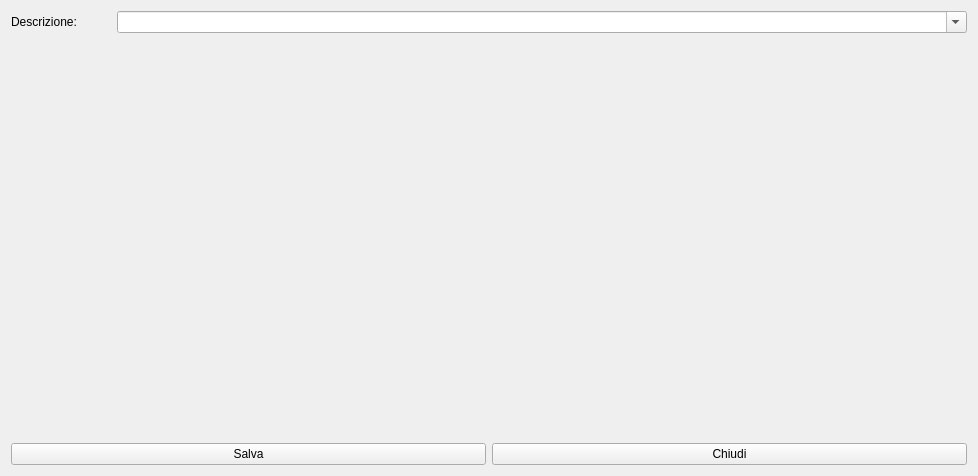
Before: the Qt Designer form hgroups.ui in fblabs/hamlet-mod-sancon, drawn with Qt 5.
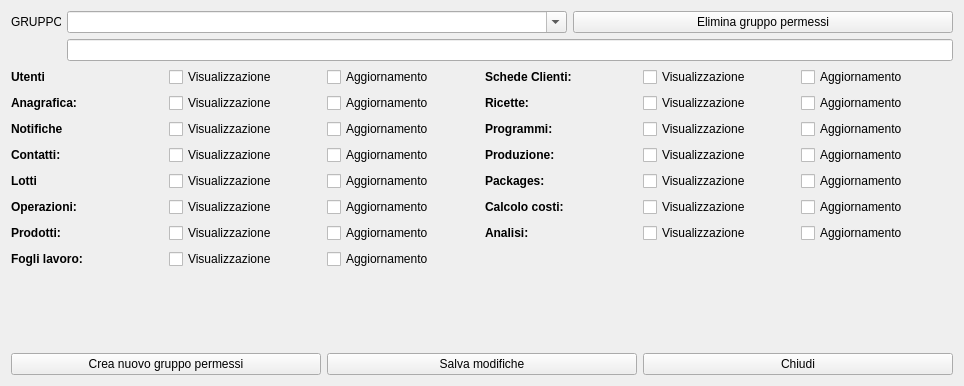
After: the same form once the commit is applied. Icons and pictures are not drawn.

Diff of the .ui file:
```diff
--- a/hgroups.ui
+++ b/hgroups.ui
@@ -9,8 +9,8 @@
    <rect>
     <x>0</x>
     <y>0</y>
-    <width>978</width>
-    <height>476</height>
+    <width>964</width>
+    <height>386</height>
    </rect>
   </property>
   <property name="windowTitle">
@@ -20,37 +20,502 @@
    <iconset resource="icons.qrc">
     <normaloff>:/Resources/Users64.png</normaloff>:/Resources/Users64.png</iconset>
   </property>
-  <layout class="QVBoxLayout" name="verticalLayout">
+  <layout class="QVBoxLayout" name="verticalLayout_2">
+   <item>
+    <layout class="QVBoxLayout" name="verticalLayout">
+     <item>
+      <layout class="QGridLayout" name="gridLayout_3">
+       <item row="0" column="1">
+        <widget class="QComboBox" name="cbGruppi">
+         <property name="minimumSize">
+          <size>
+           <width>500</width>
+           <height>0</height>
+          </size>
+         </property>
+         <property name="maximumSize">
+          <size>
+           <width>500</width>
+           <height>16777215</height>
+          </size>
+         </property>
+         <property name="editable">
+          <bool>true</bool>
+         </property>
+        </widget>
+       </item>
+       <item row="0" column="2">
+        <widget class="QPushButton" name="pbDelete">
+         <property name="text">
+          <string>Elimina gruppo permessi</string>
+         </property>
+         <property name="icon">
+          <iconset resource="icons.qrc">
+           <normaloff>:/Resources/Banned-Sign.PNG</normaloff>:/Resources/Banned-Sign.PNG</iconset>
+         </property>
+         <property name="iconSize">
+          <size>
+           <width>32</width>
+           <height>32</height>
+          </size>
+         </property>
+        </widget>
+       </item>
+       <item row="0" column="0">
+        <widget class="QLabel" name="lb_gruppo">
+         <property name="minimumSize">
+          <size>
+           <width>50</width>
+           <height>0</height>
+          </size>
+         </property>
+         <property name="maximumSize">
+          <size>
+           <width>50</width>
+           <height>16777215</height>
+          </size>
+         </property>
+         <property name="text">
+          <string>GRUPPO:</string>
+         </property>
+        </widget>
+       </item>
+      </layout>
+     </item>
+     <item>
+      <layout class="QGridLayout" name="gridLayout_4">
+       <item row="0" column="0">
+        <widget class="QLabel" name="spacer">
+         <property name="minimumSize">
+          <size>
+           <width>50</width>
+           <height>0</height>
+          </size>
+         </property>
+         <property name="maximumSize">
+          <size>
+           <width>50</width>
+           <height>16777215</height>
+          </size>
+         </property>
+         <property name="text">
+          <string/>
+         </property>
+        </widget>
+       </item>
+       <item row="0" column="1">
+        <widget class="QLineEdit" name="leDesc"/>
+       </item>
+      </layout>
+     </item>
+    </layout>
+   </item>
    <item>
     <layout class="QHBoxLayout" name="horizontalLayout">
      <item>
-      <widget class="QLabel" name="label">
-       <property name="minimumSize">
-        <size>
-         <width>100</width>
-         <height>0</height>
-        </size>
-       </property>
-       <property name="maximumSize">
-        <size>
-         <width>100</width>
-         <height>16777215</height>
-        </size>
-       </property>
-       <property name="text">
-        <string>Descrizione:</string>
-       </property>
-      </widget>
+      <layout class="QGridLayout" name="gridLayout">
+       <item row="5" column="1">
+        <widget class="QCheckBox" name="cbVistaOperazioni">
+         <property name="text">
+          <string>Visualizzazione</string>
+         </property>
+        </widget>
+       </item>
+       <item row="2" column="2">
+        <widget class="QCheckBox" name="cbUpdateNotifiche">
+         <property name="text">
+          <string>Aggiornamento</string>
+         </property>
+        </widget>
+       </item>
+       <item row="1" column="1">
+        <widget class="QCheckBox" name="cbVistaAnagrafica">
+         <property name="text">
+          <string>Visualizzazione</string>
+         </property>
+        </widget>
+       </item>
+       <item row="6" column="1">
+        <widget class="QCheckBox" name="cbVistaProdotti">
+         <property name="text">
+          <string>Visualizzazione</string>
+         </property>
+        </widget>
+       </item>
+       <item row="0" column="2">
+        <widget class="QCheckBox" name="cbUpdateUtenti">
+         <property name="text">
+          <string>Aggiornamento</string>
+         </property>
+        </widget>
+       </item>
+       <item row="6" column="2">
+        <widget class="QCheckBox" name="cbUpdateProdotti">
+         <property name="text">
+          <string>Aggiornamento</string>
+         </property>
+        </widget>
+       </item>
+       <item row="1" column="0">
+        <widget class="QLabel" name="label_3">
+         <property name="font">
+          <font>
+           <bold>true</bold>
+          </font>
+         </property>
+         <property name="text">
+          <string>Anagrafica:</string>
+         </property>
+        </widget>
+       </item>
+       <item row="6" column="0">
+        <widget class="QLabel" name="label_8">
+         <property name="font">
+          <font>
+           <bold>true</bold>
+          </font>
+         </property>
+         <property name="text">
+          <string>Prodotti:</string>
+         </property>
+        </widget>
+       </item>
+       <item row="1" column="2">
+        <widget class="QCheckBox" name="cbUpdateAnagrafica">
+         <property name="text">
+          <string>Aggiornamento</string>
+         </property>
+        </widget>
+       </item>
+       <item row="2" column="0">
+        <widget class="QLabel" name="label_4">
+         <property name="font">
+          <font>
+           <bold>true</bold>
+          </font>
+         </property>
+         <property name="text">
+          <string>Notifiche</string>
+         </property>
+        </widget>
+       </item>
+       <item row="0" column="0">
+        <widget class="QLabel" name="label_2">
+         <property name="font">
+          <font>
+           <bold>true</bold>
+          </font>
+         </property>
+         <property name="text">
+          <string>Utenti</string>
+         </property>
+        </widget>
+       </item>
+       <item row="5" column="2">
+        <widget class="QCheckBox" name="cbUpdateOperazioni">
+         <property name="text">
+          <string>Aggiornamento</string>
+         </property>
+        </widget>
+       </item>
+       <item row="4" column="0">
+        <widget class="QLabel" name="label_7">
+         <property name="font">
+          <font>
+           <bold>true</bold>
+          </font>
+         </property>
+         <property name="text">
+          <string>Lotti</string>
+         </property>
+        </widget>
+       </item>
+       <item row="3" column="0">
+        <widget class="QLabel" name="label_6">
+         <property name="font">
+          <font>
+           <bold>true</bold>
+          </font>
+         </property>
+         <property name="text">
+          <string>Contatti:</string>
+         </property>
+        </widget>
+       </item>
+       <item row="0" column="1">
+        <widget class="QCheckBox" name="cbVistaUtenti">
+         <property name="text">
+          <string>Visualizzazione</string>
+         </property>
+        </widget>
+       </item>
+       <item row="5" column="0">
+        <widget class="QLabel" name="label_5">
+         <property name="font">
+          <font>
+           <bold>true</bold>
+          </font>
+         </property>
+         <property name="text">
+          <string>Operazioni:</string>
+         </property>
+        </widget>
+       </item>
+       <item row="4" column="1">
+        <widget class="QCheckBox" name="cbVistaLotti">
+         <property name="text">
+          <string>Visualizzazione</string>
+         </property>
+        </widget>
+       </item>
+       <item row="4" column="2">
+        <widget class="QCheckBox" name="cbUpdateLotti">
+         <property name="text">
+          <string>Aggiornamento</string>
+         </property>
+        </widget>
+       </item>
+       <item row="3" column="1">
+        <widget class="QCheckBox" name="cbVistacontatti">
+         <property name="text">
+          <string>Visualizzazione</string>
+         </property>
+        </widget>
+       </item>
+       <item row="3" column="2">
+        <widget class="QCheckBox" name="cbUpdateContatti">
+         <property name="text">
+          <string>Aggiornamento</string>
+         </property>
+        </widget>
+       </item>
+       <item row="2" column="1">
+        <widget class="QCheckBox" name="cbVistaNotifiche">
+         <property name="text">
+          <string>Visualizzazione</string>
+         </property>
+        </widget>
+       </item>
+       <item row="7" column="0">
+        <widget class="QLabel" name="label">
+         <property name="font">
+          <font>
+           <bold>true</bold>
+          </font>
+         </property>
+         <property name="text">
+          <string>Fogli lavoro:</string>
+         </property>
+        </widget>
+       </item>
+       <item row="7" column="1">
+        <widget class="QCheckBox" name="cbVistaFoglilavoro">
+         <property name="text">
+          <string>Visualizzazione</string>
+         </property>
+        </widget>
+       </item>
+       <item row="7" column="2">
+        <widget class="QCheckBox" name="cbAggiornaFogliLavoro">
+         <property name="text">
+          <string>Aggiornamento</string>
+         </property>
+        </widget>
+       </item>
+      </layout>
      </item>
      <item>
-      <widget class="QComboBox" name="cbGroups">
-       <property name="editable">
-        <bool>true</bool>
-       </property>
-       <property name="insertPolicy">
-        <enum>QComboBox::NoInsert</enum>
-       </property>
-      </widget>
+      <layout class="QGridLayout" name="gridLayout_2">
+       <item row="6" column="0">
+        <widget class="QLabel" name="label_15">
+         <property name="font">
+          <font>
+           <bold>true</bold>
+          </font>
+         </property>
+         <property name="text">
+          <string>Analisi:</string>
+         </property>
+        </widget>
+       </item>
+       <item row="4" column="0">
+        <widget class="QLabel" name="label_13">
+         <property name="font">
+          <font>
+           <bold>true</bold>
+          </font>
+         </property>
+         <property name="text">
+          <string>Packages:</string>
+         </property>
+        </widget>
+       </item>
+       <item row="1" column="1">
+        <widget class="QCheckBox" name="cbVistaRicette">
+         <property name="text">
+          <string>Visualizzazione</string>
+         </property>
+        </widget>
+       </item>
+       <item row="1" column="0">
+        <widget class="QLabel" name="label_10">
+         <property name="font">
+          <font>
+           <bold>true</bold>
+          </font>
+         </property>
+         <property name="text">
+          <string>Ricette:</string>
+         </property>
+        </widget>
+       </item>
+       <item row="5" column="2">
+        <widget class="QCheckBox" name="cbUpdateCalcoloCosti">
+         <property name="text">
+          <string>Aggiornamento</string>
+         </property>
+        </widget>
+       </item>
+       <item row="6" column="2">
+        <widget class="QCheckBox" name="cbUpdateAnalisi">
+         <property name="text">
+          <string>Aggiornamento</string>
+         </property>
+        </widget>
+       </item>
+       <item row="3" column="0">
+        <widget class="QLabel" name="label_12">
+         <property name="font">
+          <font>
+           <bold>true</bold>
+          </font>
+         </property>
+         <property name="text">
+          <string>Produzione:</string>
+         </property>
+        </widget>
+       </item>
+       <item row="2" column="0">
+        <widget class="QLabel" name="label_11">
+         <property name="font">
+          <font>
+           <bold>true</bold>
+          </font>
+         </property>
+         <property name="text">
+          <string>Programmi:</string>
+         </property>
+        </widget>
+       </item>
+       <item row="5" column="1">
+        <widget class="QCheckBox" name="cbVistaCalcoloCosti">
+         <property name="text">
+          <string>Visualizzazione</string>
+         </property>
+        </widget>
+       </item>
+       <item row="3" column="2">
+        <widget class="QCheckBox" name="cbUpdateProduzione">
+         <property name="text">
+          <string>Aggiornamento</string>
+         </property>
+        </widget>
+       </item>
+       <item row="1" column="2">
+        <widget class="QCheckBox" name="cbUpdateRicette">
+         <property name="text">
+          <string>Aggiornamento</string>
+         </property>
+        </widget>
+       </item>
+       <item row="2" column="1">
+        <widget class="QCheckBox" name="cbVistaProgrammi">
+         <property name="text">
+          <string>Visualizzazione</string>
+         </property>
+        </widget>
+       </item>
+       <item row="0" column="2">
+        <widget class="QCheckBox" name="cbUpdateSchede">
+         <property name="text">
+          <string>Aggiornamento</string>
+         </property>
+        </widget>
+       </item>
+       <item row="4" column="1">
+        <widget class="QCheckBox" name="cbVistaPackages">
+         <property name="text">
+          <string>Visualizzazione</string>
+         </property>
+        </widget>
+       </item>
+       <item row="5" column="0">
+        <widget class="QLabel" name="label_14">
+         <property name="font">
+          <font>
+           <bold>true</bold>
+          </font>
+         </property>
+         <property name="text">
+          <string>Calcolo costi:</string>
+         </property>
+        </widget>
+       </item>
+       <item row="4" column="2">
+        <widget class="QCheckBox" name="cbUpdatePackages">
+         <property name="text">
+          <string>Aggiornamento</string>
+         </property>
+        </widget>
+       </item>
+       <item row="3" column="1">
+        <widget class="QCheckBox" name="cbVistaProduzione">
+         <property name="text">
+          <string>Visualizzazione</string>
+         </property>
+        </widget>
+       </item>
+       <item row="0" column="1">
+        <widget class="QCheckBox" name="cbVistaSchede">
+         <property name="text">
+          <string>Visualizzazione</string>
+         </property>
+        </widget>
+       </item>
+       <item row="6" column="1">
+        <widget class="QCheckBox" name="cbVistaAnalisi">
+         <property name="text">
+          <string>Visualizzazione</string>
+         </property>
+        </widget>
+       </item>
+       <item row="0" column="0">
+        <widget class="QLabel" name="label_9">
+         <property name="font">
+          <font>
+           <bold>true</bold>
+          </font>
+         </property>
+         <property name="text">
+          <string>Schede Clienti:</string>
+         </property>
+        </widget>
+       </item>
+       <item row="2" column="2">
+        <widget class="QCheckBox" name="cbUpdateProgrammi">
+         <property name="text">
+          <string>Aggiornamento</string>
+         </property>
+        </widget>
+       </item>
+       <item row="7" column="1">
+        <widget class="QLabel" name="label_16">
+         <property name="text">
+          <string/>
+         </property>
+        </widget>
+       </item>
+      </layout>
      </item>
     </layout>
    </item>
@@ -68,11 +533,28 @@
     </spacer>
    </item>
    <item>
-    <layout class="QHBoxLayout" name="horizontalLayout_2">
+    <layout class="QHBoxLayout" name="horizontalLayout_4">
      <item>
       <widget class="QPushButton" name="pBSave">
        <property name="text">
-        <string>Salva</string>
+        <string>Crea nuovo gruppo permessi</string>
+       </property>
+       <property name="icon">
+        <iconset resource="icons.qrc">
+         <normaloff>:/Resources/user-group-icon.png</normaloff>:/Resources/user-group-icon.png</iconset>
+       </property>
+       <property name="iconSize">
+        <size>
+         <width>32</width>
+         <height>32</height>
+        </size>
+       </property>
+      </widget>
+     </item>
+     <item>
+      <widget class="QPushButton" name="pbSave">
+       <property name="text">
+        <string>Salva modifiche</string>
        </property>
        <property name="icon">
         <iconset resource="icons.qrc">
```
Left out of the diff: 6 changed lines with no effect on the pictures.
